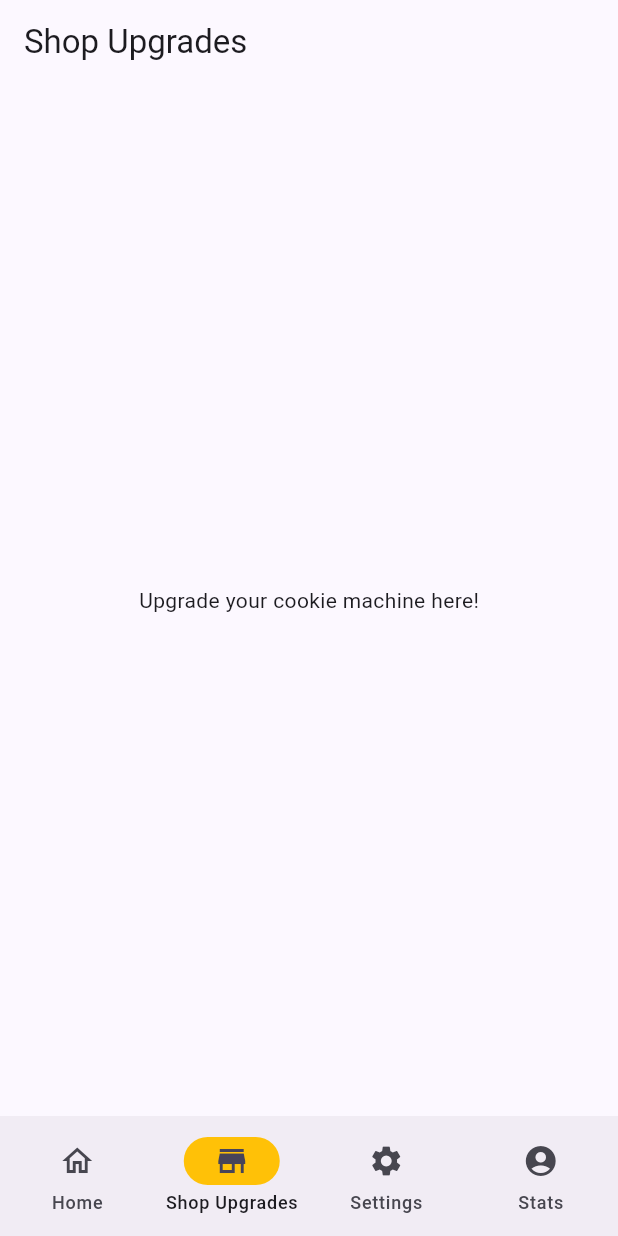
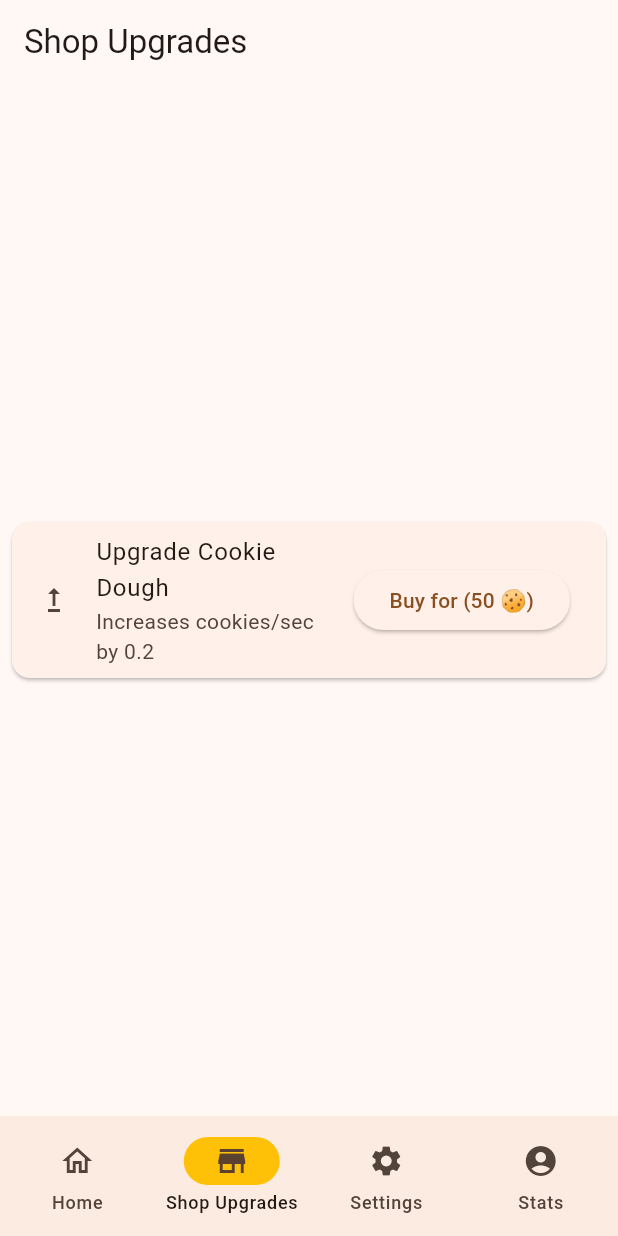
Before and after one commit to JasaroskaAdrian/uek-335_cookie-clicker_flutter, a Flutter app: the screen it shows after launch, item 2 of the bottom bar chosen, on a phone screen of 412 x 824 dp. Run offline on Flutter 3.47's test engine with Material 3 defaults, Android fonts, the phone set to English and light mode, and no system bars; project files that could hold a hidden picture were left out.

Commit message:
Ich habe Light Mode und Dark Mode integriert, nur muss ich einen Button für dies erstellen um switchen zu können. Cookie Clicking funktioniert alles bestens. Stats Page habe ich noch Spielzeit und Totale Anzahl Cookies gesammelt eingefügt, mir fehlt nur noch Settings ein wenig sowie der ThemeMode Button und der Upgrade Shop

```diff
--- a/src/lib/main.dart
+++ b/src/lib/main.dart
@@ -15,11 +15,20 @@ class MyApp extends StatelessWidget {
       title: 'ChronoCookie',
       debugShowCheckedModeBanner: false,
       theme: ThemeData(
-        useMaterial3: true,
-        colorScheme: ColorScheme.fromSeed(
-          seedColor: const Color.fromARGB(255, 117, 106, 203),
-        ),
+    useMaterial3: true,
+    colorScheme: ColorScheme.fromSeed(
+      seedColor: Color(0xFF8B5E3C), // warm cookie brown
+      brightness: Brightness.light,
       ),
+    ),
+    darkTheme: ThemeData(
+      useMaterial3: true,
+      colorScheme: ColorScheme.fromSeed(
+        seedColor: Color(0xFFD7B899), // lighter cookie brown for dark mode
+        brightness: Brightness.dark,
+      ),
+    ),
+    themeMode: ThemeMode.system,
       home: const NavigationExample(),
     );
   }
@@ -35,12 +44,20 @@ class NavigationExample extends StatefulWidget {
 class _NavigationExampleState extends State<NavigationExample> {
   int currentPageIndex = 0;
   int _cookieCounter = 0;
+  int _totalCookiesCollected = 0;
+  final stopwatch = Stopwatch();
 
   void _incrementCounter() {
+    if (!stopwatch.isRunning) {
+      stopwatch.start();
+    }
+    double stopwatchMin = stopwatch.elapsedMilliseconds / 1000.0;
     setState(() {
       _cookieCounter++;
+      _totalCookiesCollected++;
     });
   }
+  double get stopwatchMin => stopwatch.elapsedMilliseconds / 1000.0;
 
   @override
   Widget build(BuildContext context) {
@@ -86,34 +103,54 @@ class _NavigationExampleState extends State<NavigationExample> {
       /// Shop Upgrades Page (placeholder)
       Scaffold(
         appBar: AppBar(title: const Text('Shop Upgrades')),
-        body: const Center(child: Text('Upgrade your cookie machine here!')),
+        body: Center(child:
+        Card(
+          margin: EdgeInsets.all(8),
+          child: ListTile(
+            leading: Icon(Icons.upgrade),
+            title: Text('Upgrade Cookie Dough'),
+            subtitle: Text('Increases cookies/sec by 0.2'),
+            trailing: ElevatedButton(
+              onPressed: () {
+                // Buy logic
+                if (_cookieCounter >= 50) {
+                  _cookieCounter - 50;
+
+                };
+              },
+            child: Text('Buy for (50 🍪)'),
+    ),
+  ),
+)),
       ),
 
       /// Settings Page (placeholder)
       Scaffold(
         appBar: AppBar(title: const Text('Settings')),
-        body: const Center(child: Text('Configure your app settings here')),
+        body: const Center(
+          child: Text('Configure your app settings here')),
+
       ),
 
       /// Stats Page (example stats layout)
       Scaffold(
-        appBar: AppBar(title: const Text('Stats')),
-        body: const Padding(
+        appBar: AppBar(title: Text('Stats')),
+        body: Padding(
           padding: EdgeInsets.all(8.0),
           child: Column(
             children: <Widget>[
               Card(
                 child: ListTile(
                   leading: Icon(Icons.bar_chart),
-                  title: Text('Cookies Collected'),
-                  subtitle: Text('Track how many cookies you have collected'),
+                  title: Text('Cookies Collected: $_totalCookiesCollected'),
+                  subtitle: Text('Track how many cookies you have collected in total'),
                 ),
               ),
               Card(
                 child: ListTile(
                   leading: Icon(Icons.timer),
                   title: Text('Time Played'),
-                  subtitle: Text('Track how long you’ve played'),
+                  subtitle: Text('Track how long you’ve played: $stopwatchMin seconds'),
                 ),
               ),
             ],
```
Also changed, not shown: 2 other files.
